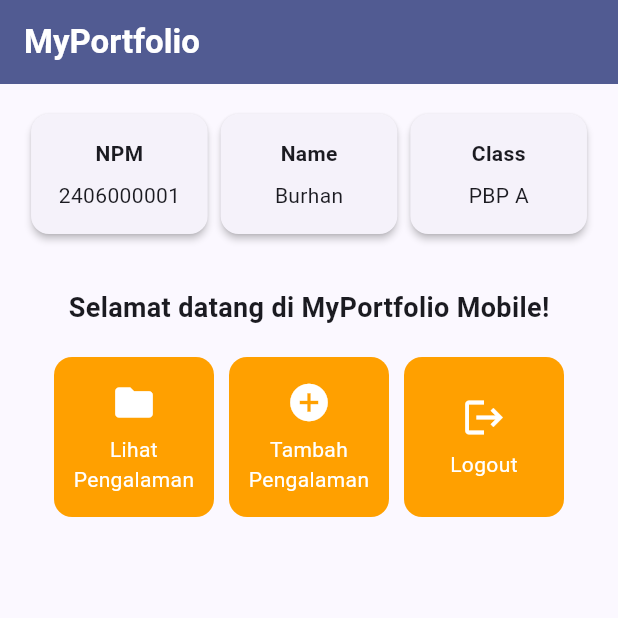
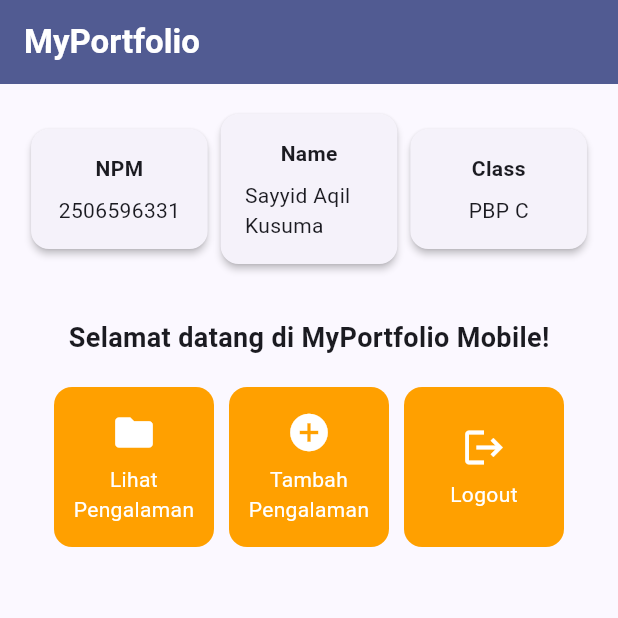
Before and after one commit to S-AqilKusuma/myportofolio_mobile, a Flutter app: the screen it shows after launch, on a phone screen of 412 x 824 dp, the top half of it. Run offline on Flutter 3.47's test engine with Material 3 defaults, Android fonts, the phone set to English and light mode, and no system bars.

Commit message:
feat: changing Burhan data to my own data

```diff
--- a/lib/menu.dart
+++ b/lib/menu.dart
@@ -3,9 +3,9 @@ import 'package:flutter/material.dart';
 class MyHomePage extends StatelessWidget {
   MyHomePage({super.key});
 
-  final String npm = "2406000001";
-  final String nama = "Burhan";
-  final String kelas = "PBP A";
+  final String npm = "2506596331";
+  final String nama = "Sayyid Aqil Kusuma";
+  final String kelas = "PBP C";
 
   final List<ItemHomepage> items = [
     ItemHomepage("Lihat Pengalaman", Icons.folder),
```
